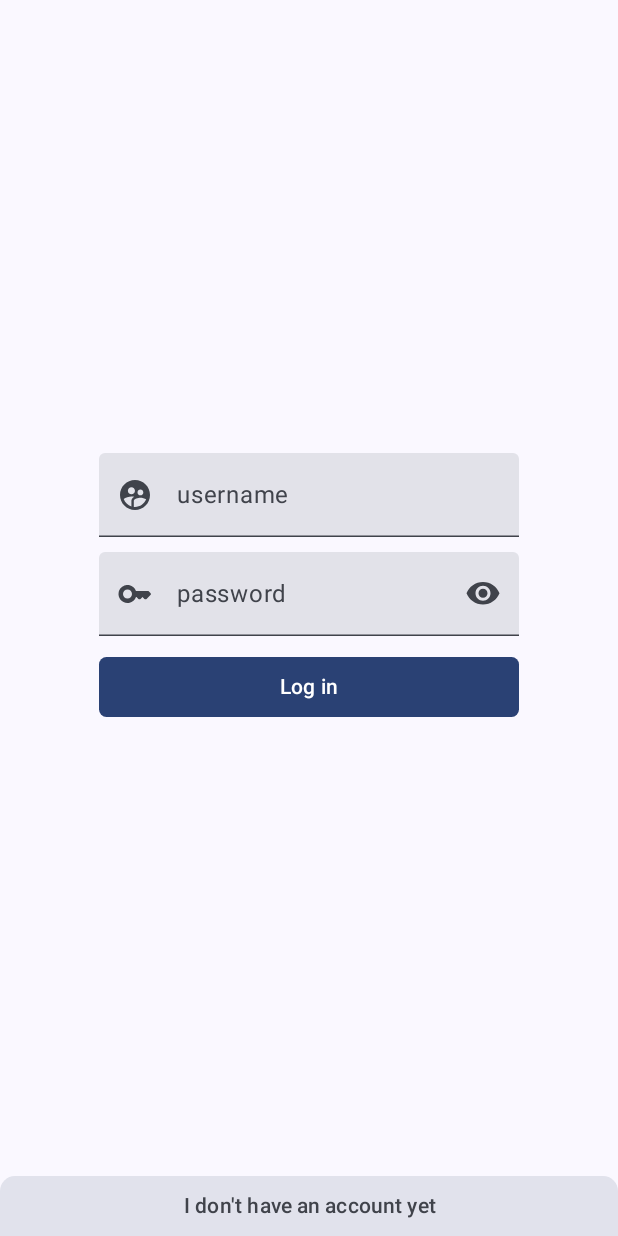
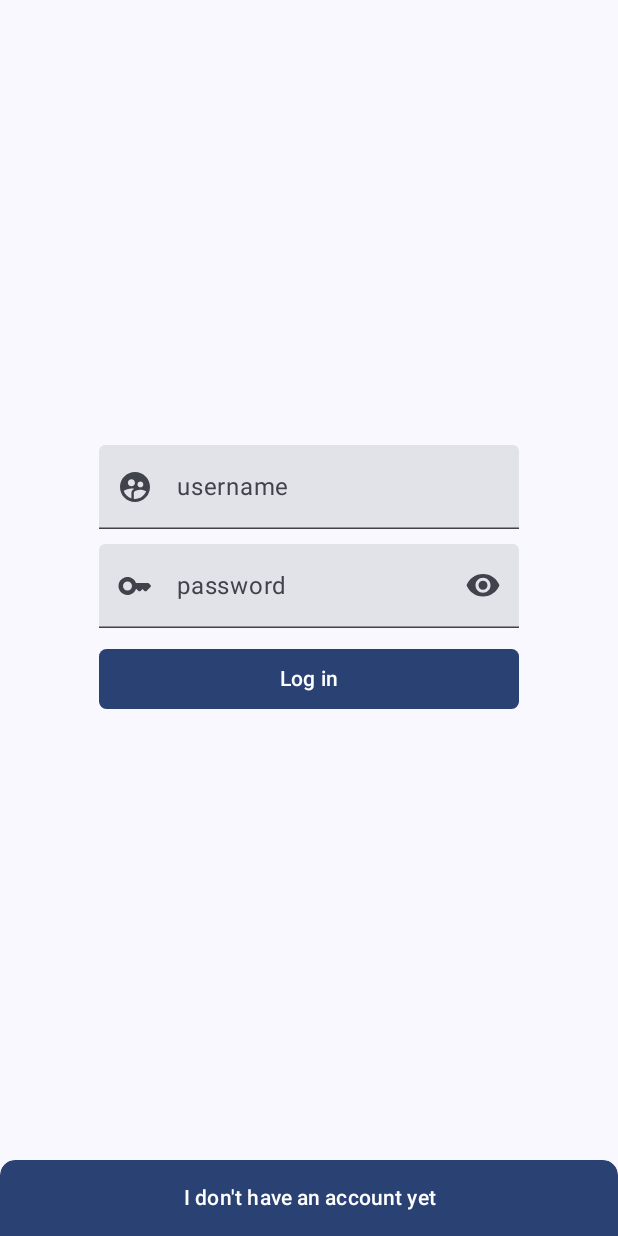
Before and after one commit to hlev97/FixkinApp, an Android app built with Jetpack Compose: the screen it shows after launch (MainActivity), on a phone screen of 412 x 824 dp. Run offline under Robolectric (Android 15) with nearby library versions, the light colour scheme and no system bars; our stand-ins replace Dagger/Hilt's generated code, constraintlayout-compose.

Commit message:
Fix BottomTextButton with clip

```diff
--- a/core/ui/src/main/java/hu/bme/aut/it9p0z/components/buttons/BottomTextButton.kt
+++ b/core/ui/src/main/java/hu/bme/aut/it9p0z/components/buttons/BottomTextButton.kt
@@ -7,12 +7,14 @@ import androidx.compose.foundation.shape.RoundedCornerShape
 import androidx.compose.material3.*
 import androidx.compose.runtime.Composable
 import androidx.compose.ui.Modifier
+import androidx.compose.ui.draw.clip
 import androidx.compose.ui.graphics.Shape
 import androidx.compose.ui.platform.LocalContext
 import androidx.compose.ui.semantics.Role
 import androidx.compose.ui.text.style.TextAlign
 import androidx.compose.ui.tooling.preview.Preview
 import hu.bme.aut.it9p0z.model.UiText
+import hu.bme.aut.it9p0z.ui.theme.dp_l
 import hu.bme.aut.it9p0z.ui.theme.dp_m
 
 @Composable
@@ -27,20 +29,21 @@ fun BottomTextButton(
     Surface(
         modifier = modifier
             .fillMaxWidth()
+            .clip(shape = shape)
             .clickable(
                 enabled = enabled,
                 role = Role.Button,
                 onClick = onClick
             ),
         shape = shape,
-        color = MaterialTheme.colorScheme.surfaceVariant
+        color = MaterialTheme.colorScheme.primary
     ) {
         Text(
             text = uiText.asString(context),
             textAlign = TextAlign.Center,
-            modifier = Modifier.fillMaxWidth().padding(dp_m),
+            modifier = Modifier.fillMaxWidth().padding(dp_l),
             maxLines = 1,
-            color = MaterialTheme.colorScheme.onSurfaceVariant,
+            color = MaterialTheme.colorScheme.onPrimary,
             style = MaterialTheme.typography.labelLarge
         )
     }
```
